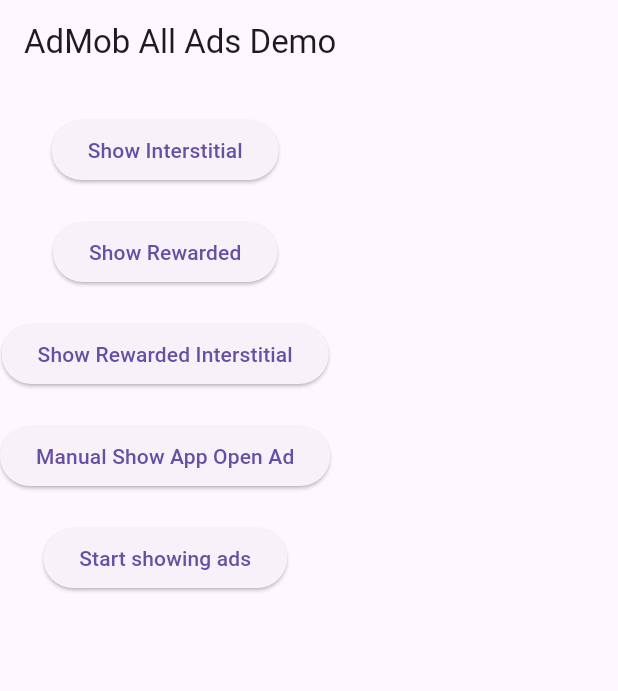
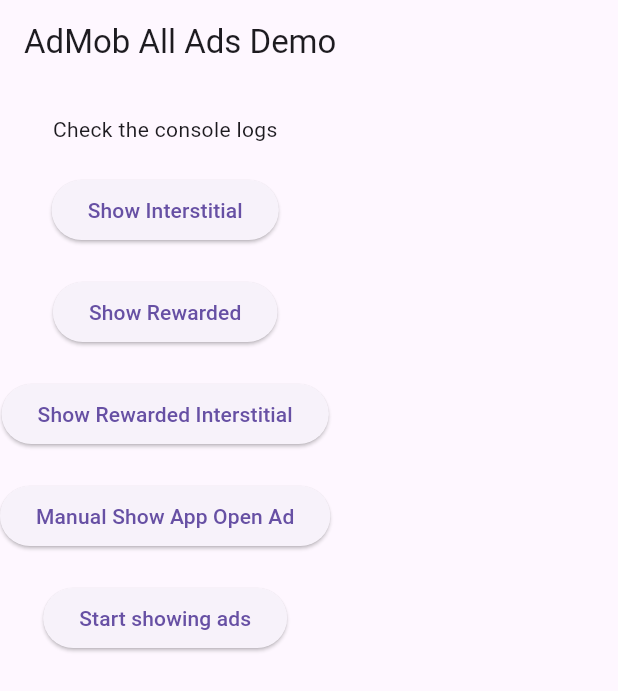
Before and after one commit to akulnurislam/easy_admob_ads_flutter, a Flutter app: the screen it shows after launch, after a tap on "Stop showing ads", on a phone screen of 412 x 824 dp. Shown: the top 691 px of the screen. Run offline on Flutter 3.47's test engine with Material 3 defaults, Android fonts, the phone set to English and light mode, and no system bars; our stand-ins replace google_mobile_ads, shared_preferences; network calls fail.

Commit message:
verified example app on ios

```diff
--- a/example/lib/main.dart
+++ b/example/lib/main.dart
@@ -175,6 +175,8 @@ class _AdsDemoState extends State<AdsDemo> {
           children: [
             AdmobNativeAd.small(),
             SizedBox(height: 20),
+            Text("Check the console logs"),
+            SizedBox(height: 20),
             ElevatedButton(
               onPressed: () {
                 _showInterstitialAd();
```
Also changed, not shown: 3 other files.
